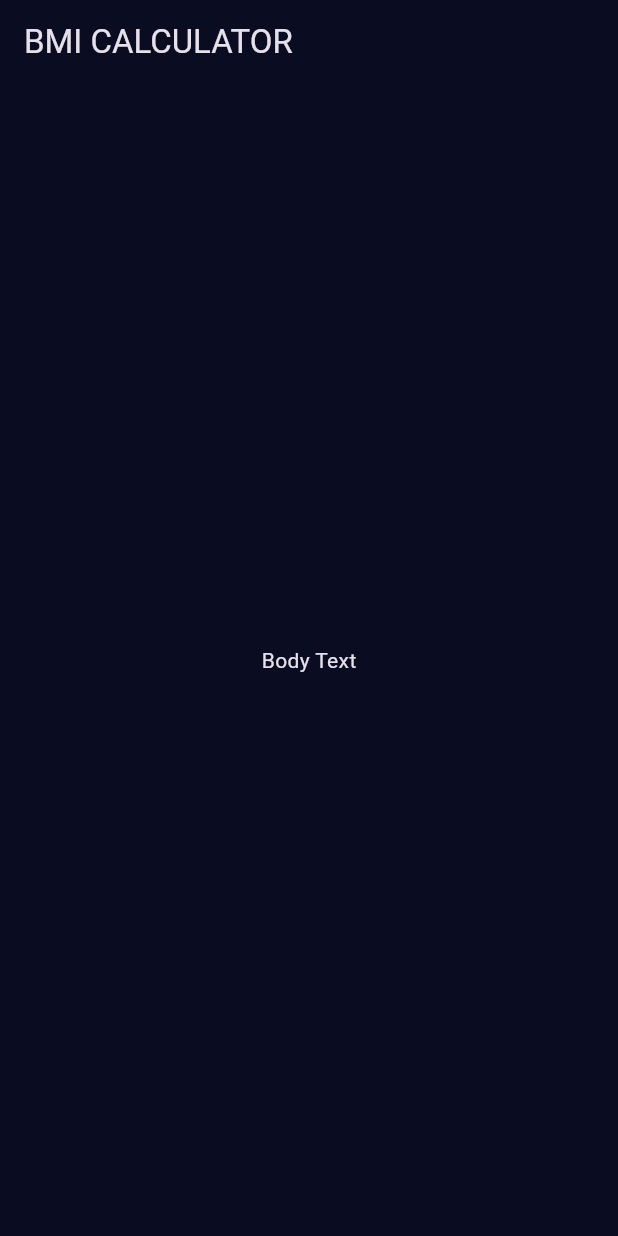
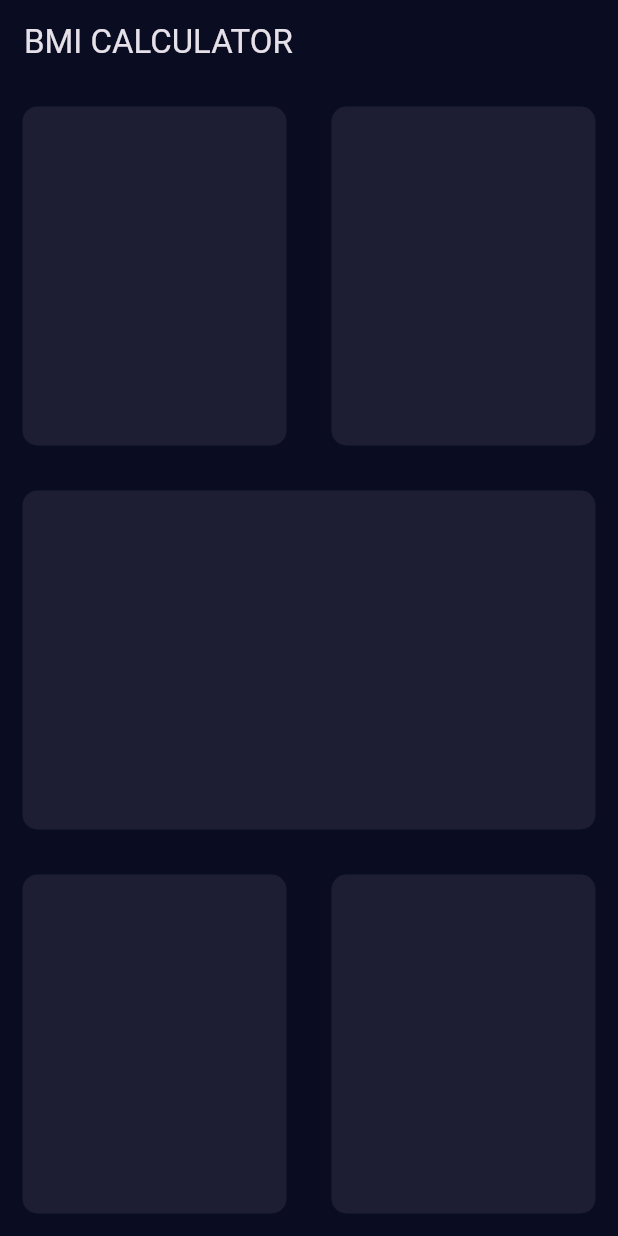
Before and after one commit to Asghari-0f0/BMI_calculator, a Flutter app: the screen it shows after launch, on a phone screen of 412 x 824 dp. Run offline on Flutter 3.47's test engine with Material 3 defaults, Android fonts, the phone set to English and light mode, and no system bars.

Commit message:
added 7Expanded and Extracting them

```diff
--- a/analysis_options.yaml
+++ b/analysis_options.yaml
@@ -8,6 +8,9 @@
 # The following line activates a set of recommended lints for Flutter apps,
 # packages, and plugins designed to encourage good coding practices.
 analyzer:
+  errors:
+    prefer_const_constructors_in_immutables: ignore
+    use_key_in_widget_constructors: ignore
   exclude:
     - build/**
     - ios/**
--- a/lib/input_Page.dart
+++ b/lib/input_Page.dart
@@ -14,7 +14,42 @@ class _InputPageState extends State<InputPage> {
   Widget build(BuildContext context) {
     return Scaffold(
       appBar: AppBar(title: Text('BMI CALCULATOR')),
-      body: Center(child: Text('Body Text')),
+      body: Column(
+        children: [
+          Expanded(
+            child: Row(
+              children: [
+                Expanded(child: ReusableCard()),
+                Expanded(child: ReusableCard()),
+              ],
+            ),
+          ),
+          Expanded(child: ReusableCard()),
+          Expanded(
+            child: Row(
+              children: [
+                Expanded(child: ReusableCard()),
+                Expanded(child: ReusableCard()),
+              ],
+            ),
+          ),
+        ],
+      ),
     );
   }
 }
+
+class ReusableCard extends StatelessWidget {
+  final Color? color;
+  ReusableCard({this.color});
+  @override
+  Widget build(BuildContext context) {
+    return Container(
+      margin: EdgeInsets.all(15),
+      decoration: BoxDecoration(
+        color: color ?? Color(0xFF1D1E33),
+        borderRadius: BorderRadius.circular(10),
+      ),
+    );
+  }
+}
```
Also changed, not shown: lib/main.dart (line endings or trailing spaces).
